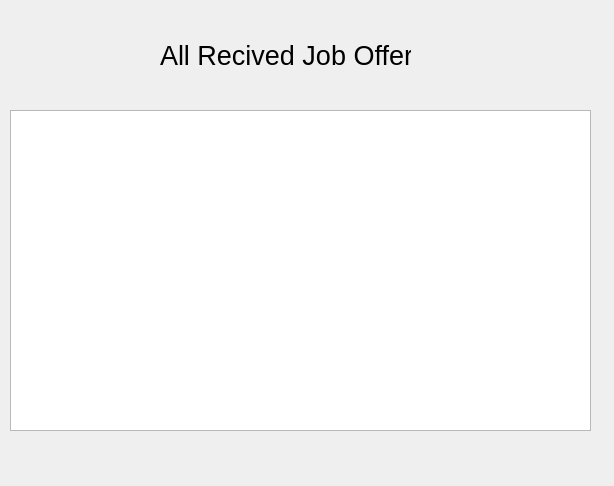
This is ui_form/View_All_recived_job_offer.ui in Sirawap/PathFinder-Project as Qt 5 draws it before an edit. The edited form follows.
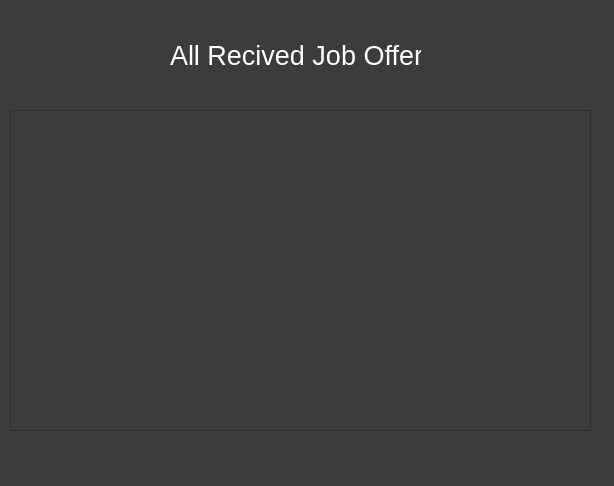
This is the edited form.

Commit message:
All UI with stylesheet
Dont ever change all use png background

```diff
--- a/ui_form/View_All_recived_job_offer.ui
+++ b/ui_form/View_All_recived_job_offer.ui
@@ -13,6 +13,13 @@
   <property name="windowTitle">
    <string>Form</string>
   </property>
+  <property name="styleSheet">
+   <string notr="true">QWidget{
+	background-color: rgb(60,60,60);
+	font: &quot;Arial&quot;;
+	color: white;
+}</string>
+  </property>
   <widget class="QTableView" name="tableView">
    <property name="geometry">
     <rect>
@@ -26,7 +33,7 @@
   <widget class="QLabel" name="label">
    <property name="geometry">
     <rect>
-     <x>160</x>
+     <x>170</x>
      <y>20</y>
      <width>251</width>
      <height>71</height>
```
The commit also changes 7 other files.
